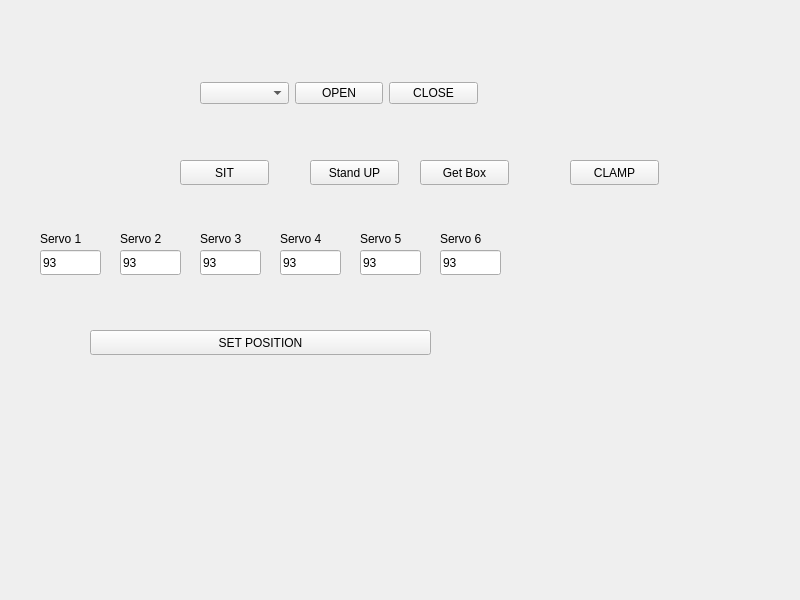
The window that nano_parsing/form.ui (evkuz/py_project) describes before a commit, drawn with Qt 5.
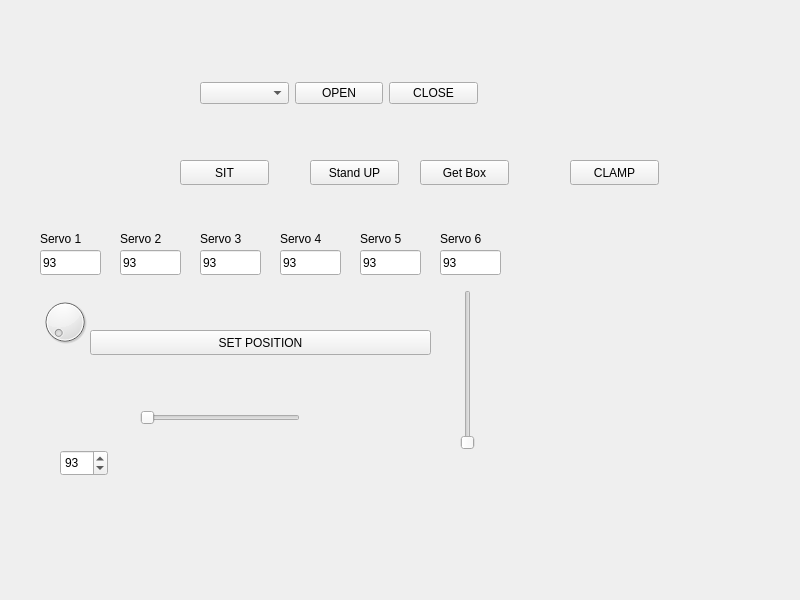
The same window after the commit.

Commit message: 26.05.2021 UI updated with sliders

```diff
--- a/nano_parsing/form.ui
+++ b/nano_parsing/form.ui
@@ -263,6 +263,58 @@
     <string>Get Box</string>
    </property>
   </widget>
+  <widget class="QDial" name="dial">
+   <property name="geometry">
+    <rect>
+     <x>40</x>
+     <y>290</y>
+     <width>50</width>
+     <height>64</height>
+    </rect>
+   </property>
+  </widget>
+  <widget class="QSlider" name="horizontalSlider">
+   <property name="geometry">
+    <rect>
+     <x>140</x>
+     <y>410</y>
+     <width>160</width>
+     <height>16</height>
+    </rect>
+   </property>
+   <property name="orientation">
+    <enum>Qt::Horizontal</enum>
+   </property>
+  </widget>
+  <widget class="QSlider" name="verticalSlider">
+   <property name="geometry">
+    <rect>
+     <x>460</x>
+     <y>290</y>
+     <width>16</width>
+     <height>160</height>
+    </rect>
+   </property>
+   <property name="orientation">
+    <enum>Qt::Vertical</enum>
+   </property>
+  </widget>
+  <widget class="QSpinBox" name="spinBox">
+   <property name="geometry">
+    <rect>
+     <x>60</x>
+     <y>450</y>
+     <width>48</width>
+     <height>26</height>
+    </rect>
+   </property>
+   <property name="maximum">
+    <number>180</number>
+   </property>
+   <property name="value">
+    <number>93</number>
+   </property>
+  </widget>
  </widget>
  <resources/>
  <connections/>
```
The commit also changes 1 other file.
